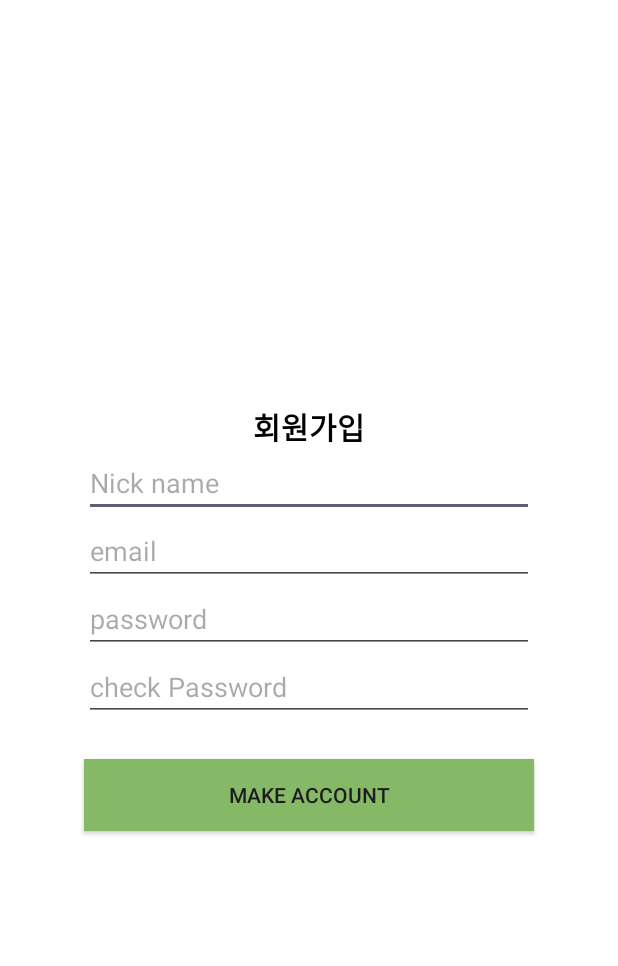
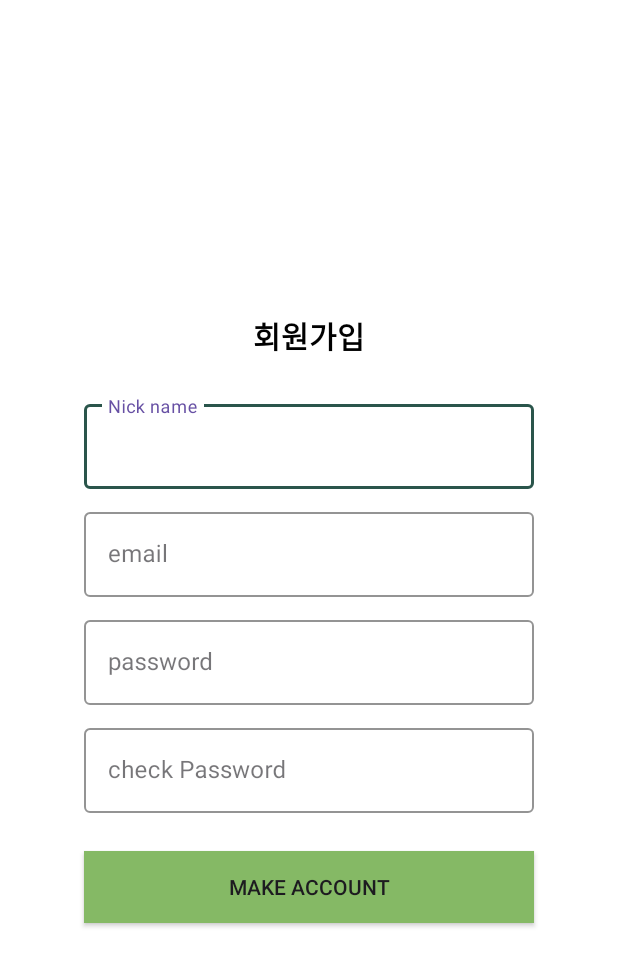
Before and after one commit to alsgudans/cropdiary, an Android app: the SignuppageActivity screen opened directly, with no data from a screen before it, on a phone screen of 412 x 824 dp. Shown: the top 966 px of the screen. Run offline under Robolectric (Android 15) with nearby library versions, the phone set to English and light mode, and no system bars; our stand-ins replace Firebase (no records; nobody signed in at launch, a user with empty details on screens opened directly).

Commit message:
done login page UI and login service

```diff
--- a/app/build.gradle.kts
+++ b/app/build.gradle.kts
@@ -45,8 +45,6 @@ dependencies {
     implementation("com.google.firebase:firebase-analytics")
 
     implementation("com.google.firebase:firebase-auth")
-    implementation("com.google.firebase:firebase-auth-ktx")
-
 
     implementation("com.google.android.gms:play-services-auth:21.1.1")
 
--- a/app/src/main/java/com/example/mycrodiary/LoginpageActivity.kt
+++ b/app/src/main/java/com/example/mycrodiary/LoginpageActivity.kt
@@ -30,8 +30,8 @@ class LoginpageActivity : AppCompatActivity() {
         }
 
         binding.loginBtn.setOnClickListener{
-            var email = binding.inputEmail.text.toString()
-            var pw = binding.inputPw.text.toString()
+            val email = binding.inputEmail.text.toString()
+            val pw = binding.inputPw.text.toString()
 
             if (email.isNullOrBlank() || pw.isNullOrBlank()) {
                 Toast.makeText(this, "Email 혹은 Password를 입력해주세요.",Toast.LENGTH_LONG).show()
--- a/app/src/main/res/layout/activity_loginpage.xml
+++ b/app/src/main/res/layout/activity_loginpage.xml
@@ -98,6 +98,7 @@
         android:layout_marginTop="10dp"
         android:background="@color/button_color2"
         android:text="serach id/pw"
+        android:textColor="@color/black"
         />
 
 
--- a/app/src/main/res/layout/activity_signuppage.xml
+++ b/app/src/main/res/layout/activity_signuppage.xml
@@ -19,41 +19,70 @@
         android:textColor="@color/black"/>
         >
 
-        <EditText
+
+    <com.google.android.material.textfield.TextInputLayout
+        android:layout_width="300dp"
+        android:layout_height="wrap_content"
+        style="@style/Widget.MaterialComponents.TextInputLayout.OutlinedBox"
+        app:boxStrokeColor="@color/bulu_green"
+        android:layout_marginTop="25dp">
+
+        <com.google.android.material.textfield.TextInputEditText
             android:id="@+id/new_nickname"
             android:layout_width="300dp"
             android:layout_height="wrap_content"
             android:hint="Nick name"/>
 
+    </com.google.android.material.textfield.TextInputLayout>
 
 
+    <com.google.android.material.textfield.TextInputLayout
+        android:layout_width="300dp"
+        android:layout_height="wrap_content"
+        style="@style/Widget.MaterialComponents.TextInputLayout.OutlinedBox"
+        app:boxStrokeColor="@color/bulu_green"
+        android:layout_marginTop="10dp">
 
-
-        <EditText
+        <com.google.android.material.textfield.TextInputEditText
             android:id="@+id/new_email"
             android:layout_width="300dp"
             android:layout_height="wrap_content"
             android:hint="email"/>
 
+    </com.google.android.material.textfield.TextInputLayout>
 
+    <com.google.android.material.textfield.TextInputLayout
+        android:layout_width="300dp"
+        android:layout_height="wrap_content"
+        style="@style/Widget.MaterialComponents.TextInputLayout.OutlinedBox"
+        app:boxStrokeColor="@color/bulu_green"
+        android:layout_marginTop="10dp">
 
-        <EditText
+        <com.google.android.material.textfield.TextInputEditText
             android:id="@+id/new_pw"
             android:layout_width="300dp"
             android:layout_height="wrap_content"
             android:hint="password"
-            android:inputType="textPassword"/>
+            android:inputType="textPassword"
+            />
+    </com.google.android.material.textfield.TextInputLayout>
 
 
+    <com.google.android.material.textfield.TextInputLayout
+        android:layout_width="300dp"
+        android:layout_height="wrap_content"
+        style="@style/Widget.MaterialComponents.TextInputLayout.OutlinedBox"
+        app:boxStrokeColor="@color/bulu_green"
+        android:layout_marginTop="10dp">
 
-
-        <EditText
+        <com.google.android.material.textfield.TextInputEditText
             android:id="@+id/check_new_pw"
             android:layout_width="300dp"
             android:layout_height="wrap_content"
             android:hint="check Password"
-            android:inputType="textPassword"/>
-
+            android:inputType="textPassword"
+            />
+    </com.google.android.material.textfield.TextInputLayout>
 
     <android.widget.Button
         android:id="@+id/make_account_btn"
```
